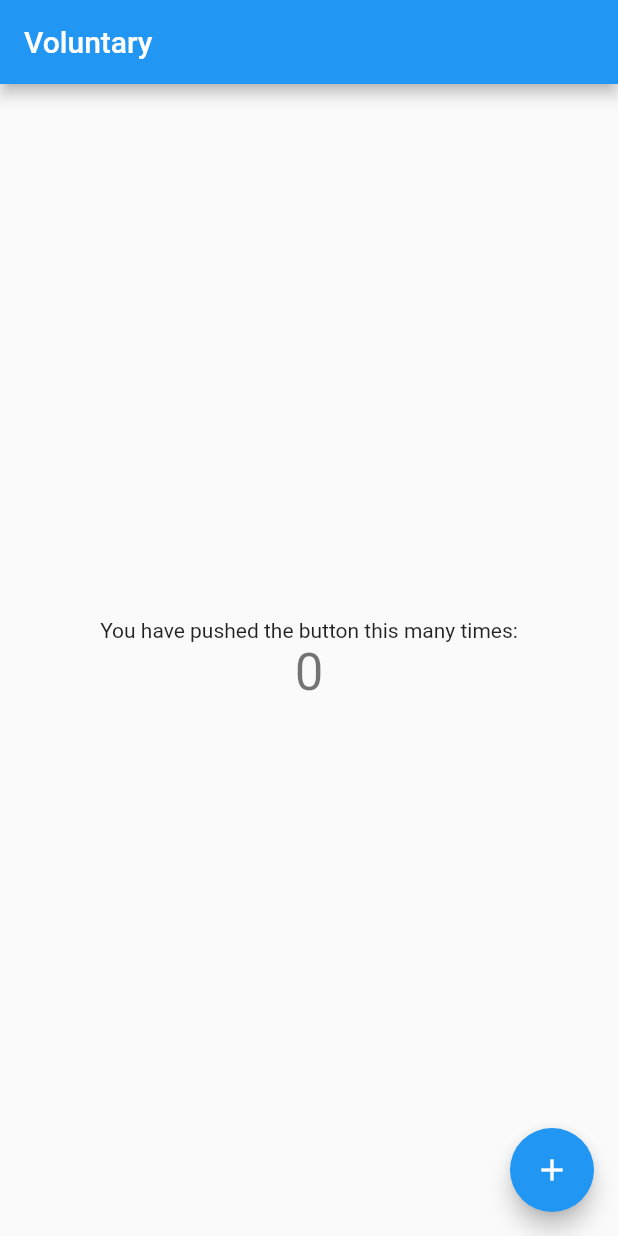
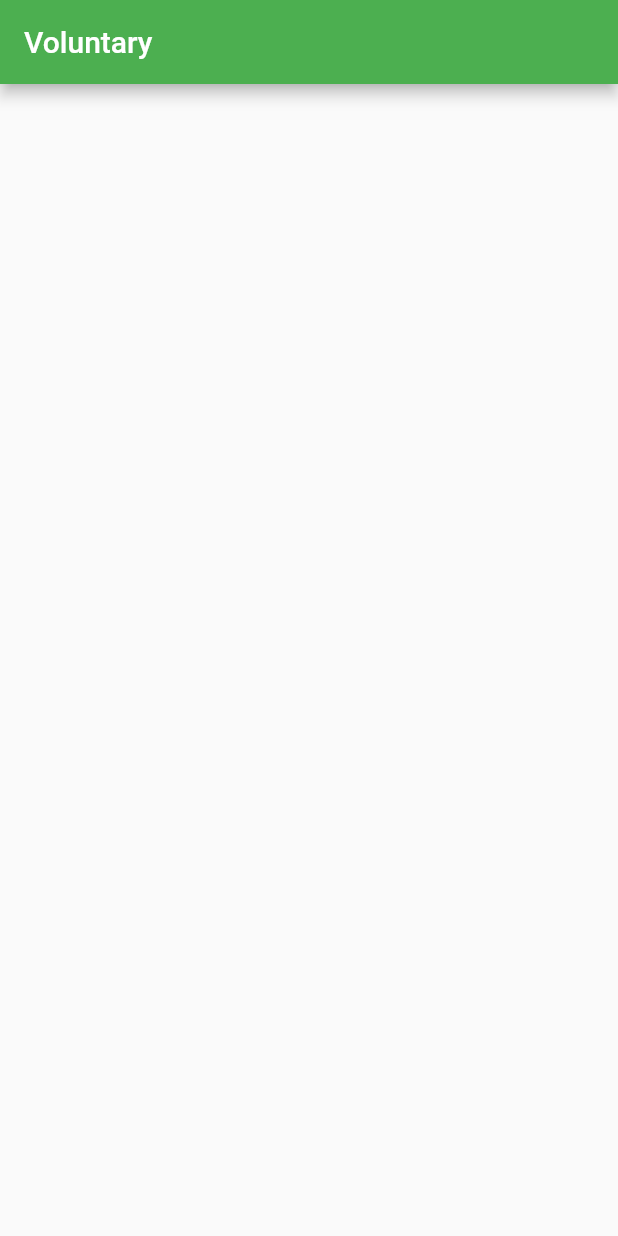
Before and after one commit to Since55/Voluntary, a Flutter app: the screen it shows after launch, on a phone screen of 412 x 824 dp. Run offline on Flutter 3.47's test engine with Material 2 defaults, Android fonts, the phone set to English and light mode, and no system bars.

Commit message:
initial architecture added

```diff
--- /dev/null
+++ b/lib/app.dart
@@ -0,0 +1,14 @@
+import 'package:flutter/material.dart';
+import 'package:voluntary/modules/home_module/view/home_page.dart';
+import 'package:voluntary/modules/login_module/view/login_page.dart';
+
+import 'core/app_state.dart';
+
+class StartScreen extends StatelessWidget {
+  const StartScreen({Key? key}) : super(key: key);
+
+  @override
+  Widget build(BuildContext context) {
+    return AppState.isAuthorized ? HomePage() : LoginPage();
+  }
+}
--- /dev/null
+++ b/lib/core/app_state.dart
@@ -0,0 +1,3 @@
+class AppState {
+  static bool get isAuthorized => true;
+}
--- a/lib/main.dart
+++ b/lib/main.dart
@@ -1,4 +1,7 @@
 import 'package:flutter/material.dart';
+import 'package:voluntary/app.dart';
+
+import 'core/controller.dart';
 
 void main() {
   runApp(const MyApp());
@@ -7,109 +10,42 @@ void main() {
 class MyApp extends StatelessWidget {
   const MyApp({Key? key}) : super(key: key);
 
-  // This widget is the root of your application.
   @override
   Widget build(BuildContext context) {
     return MaterialApp(
-      title: 'Flutter Demo',
-      theme: ThemeData(
-        // This is the theme of your application.
-        //
-        // Try running your application with "flutter run". You'll see the
-        // application has a blue toolbar. Then, without quitting the app, try
-        // changing the primarySwatch below to Colors.green and then invoke
-        // "hot reload" (press "r" in the console where you ran "flutter run",
-        // or simply save your changes to "hot reload" in a Flutter IDE).
-        // Notice that the counter didn't reset back to zero; the application
-        // is not restarted.
-        primarySwatch: Colors.blue,
-      ),
-      home: const MyHomePage(title: 'Voluntary'),
+      title: 'Voluntary',
+      debugShowCheckedModeBanner: false,
+      theme: ThemeData(primarySwatch: Colors.green),
+      home: const StartScreen(),
     );
   }
 }
 
-class MyHomePage extends StatefulWidget {
-  const MyHomePage({Key? key, required this.title}) : super(key: key);
+// class CounterController extends Controller {
+//   int c = 0;
+//   void inc() {
+//     c++;
+//     update();
+//   }
+// }
 
-  // This widget is the home page of your application. It is stateful, meaning
-  // that it has a State object (defined below) that contains fields that affect
-  // how it looks.
+// class MyHomePage extends ControllerView<CounterController> {
+//   const MyHomePage({Key? key}) : super(key: key);
 
-  // This class is the configuration for the state. It holds the values (in this
-  // case the title) provided by the parent (in this case the App widget) and
-  // used by the build method of the State. Fields in a Widget subclass are
-  // always marked "final".
-
-  final String title;
-
-  @override
-  State<MyHomePage> createState() => _MyHomePageState();
-}
-
-class _MyHomePageState extends State<MyHomePage> {
-  int _counter = 0;
-
-  void _incrementCounter() {
-    setState(() {
-      // This call to setState tells the Flutter framework that something has
-      // changed in this State, which causes it to rerun the build method below
-      // so that the display can reflect the updated values. If we changed
-      // _counter without calling setState(), then the build method would not be
-      // called again, and so nothing would appear to happen.
-      _counter++;
-    });
-  }
-
-  @override
-  Widget build(BuildContext context) {
-    // This method is rerun every time setState is called, for instance as done
-    // by the _incrementCounter method above.
-    //
-    // The Flutter framework has been optimized to make rerunning build methods
-    // fast, so that you can just rebuild anything that needs updating rather
-    // than having to individually change instances of widgets.
-    return Scaffold(
-      appBar: AppBar(
-        // Here we take the value from the MyHomePage object that was created by
-        // the App.build method, and use it to set our appbar title.
-        title: Text(widget.title),
-      ),
-      body: Center(
-        // Center is a layout widget. It takes a single child and positions it
-        // in the middle of the parent.
-        child: Column(
-          // Column is also a layout widget. It takes a list of children and
-          // arranges them vertically. By default, it sizes itself to fit its
-          // children horizontally, and tries to be as tall as its parent.
-          //
-          // Invoke "debug painting" (press "p" in the console, choose the
-          // "Toggle Debug Paint" action from the Flutter Inspector in Android
-          // Studio, or the "Toggle Debug Paint" command in Visual Studio Code)
-          // to see the wireframe for each widget.
-          //
-          // Column has various properties to control how it sizes itself and
-          // how it positions its children. Here we use mainAxisAlignment to
-          // center the children vertically; the main axis here is the vertical
-          // axis because Columns are vertical (the cross axis would be
-          // horizontal).
-          mainAxisAlignment: MainAxisAlignment.center,
-          children: <Widget>[
-            const Text(
-              'You have pushed the button this many times:',
-            ),
-            Text(
-              '$_counter',
-              style: Theme.of(context).textTheme.headline4,
-            ),
-          ],
-        ),
-      ),
-      floatingActionButton: FloatingActionButton(
-        onPressed: _incrementCounter,
-        tooltip: 'Increment',
-        child: const Icon(Icons.add),
-      ), // This trailing comma makes auto-formatting nicer for build methods.
-    );
-  }
-}
+//   @override
+//   Widget build(BuildContext context) {
+//     return Scaffold(
+//       body: Updater<CounterController>(
+//         controller: CounterController(),
+//         builder: (_) => InkWell(
+//           onTap: controller.inc,
+//           child: SizedBox(
+//             width: 2000,
+//             height: 500,
+//             child: Text(controller.c.toString()),
+//           ),
+//         ),
+//       ),
+//     );
+//   }
+// }
--- /dev/null
+++ b/lib/modules/home_module/controller/home_controller.dart
@@ -0,0 +1,5 @@
+import 'package:voluntary/core/controller.dart';
+
+class HomeController extends Controller {
+
+}
```
Also changed, not shown: lib/core/controller.dart (added, +61 -0 lines), lib/modules/home_module/view/home_page.dart (added, +16 -0 lines), lib/modules/login_module/view/login_page.dart (added, +10 -0 lines), 1 other file.
